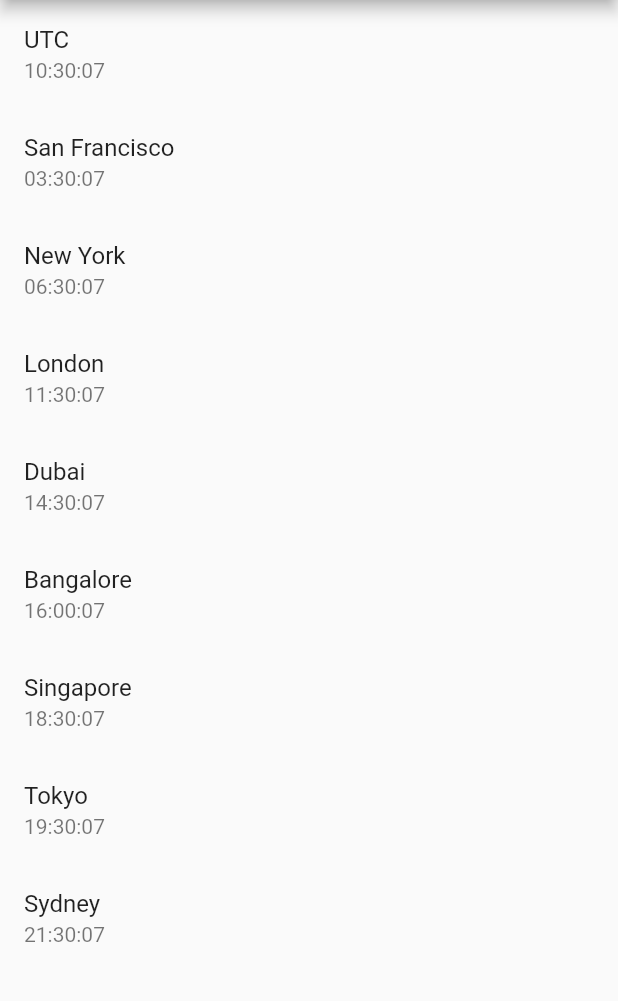
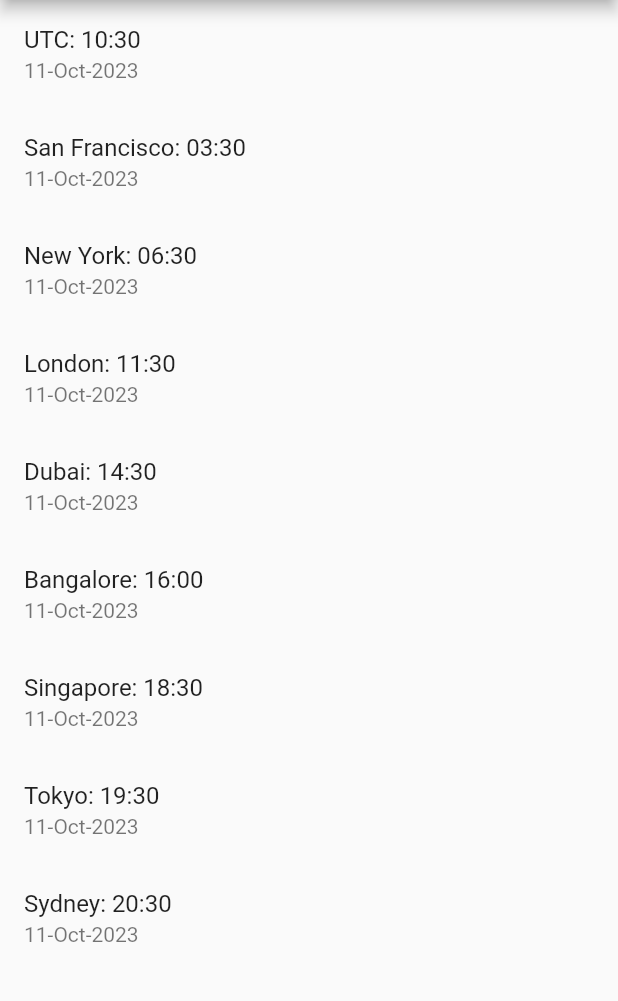
Before and after one commit to misbah-anwar/worldclock1-app, a Flutter app: the screen it shows after launch, on a phone screen of 412 x 824 dp, the part 84-1085 px from its top. Run offline on Flutter 3.47's test engine with Material 2 defaults, Android fonts, the phone set to English and light mode, and no system bars.

Commit message:
Update main.dart

```diff
--- a/lib/main.dart
+++ b/lib/main.dart
@@ -37,6 +37,7 @@ class _WorldClockState extends State<WorldClock> {
     'Tokyo',
     'Sydney'
   ];
+  String date1 = "11-Oct-2023";
 
   final List<Duration> offsets = [
     Duration(hours: 0), // UTC
@@ -47,7 +48,7 @@ class _WorldClockState extends State<WorldClock> {
     Duration(hours: 5, minutes: 30), // Bangalore
     Duration(hours: 8), // Singapore
     Duration(hours: 9), // Tokyo
-    Duration(hours: 11), // Sydney
+    Duration(hours: 10), // Sydney
   ];
 
   Map<String, String> times = {};
@@ -70,7 +71,7 @@ class _WorldClockState extends State<WorldClock> {
 
     for (int i = 0; i < cities.length; i++) {
       DateTime localTime = utcTime.add(offsets[i]);
-      times[cities[i]] = DateFormat('HH:mm:ss').format(localTime);
+      times[cities[i]] = DateFormat('HH:mm').format(localTime);
     }
 
     setState(() {}); // Trigger a rebuild
@@ -82,8 +83,8 @@ class _WorldClockState extends State<WorldClock> {
       itemCount: cities.length,
       itemBuilder: (BuildContext context, int index) {
         return ListTile(
-          title: Text(cities[index]),
-          subtitle: Text(times[cities[index]] ?? ''),
+          title: Text(cities[index] + ": " + times[cities[index]]!),
+          subtitle: Text(date1),
         );
       },
     );
```
